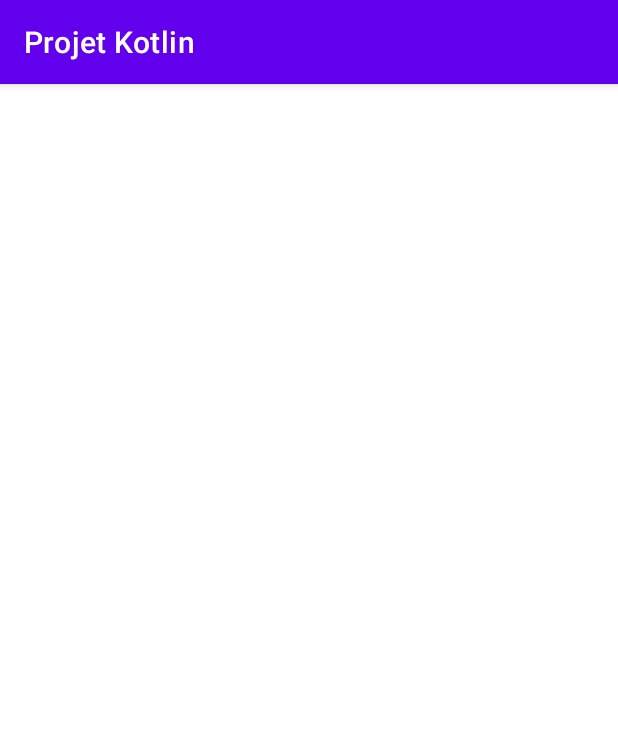
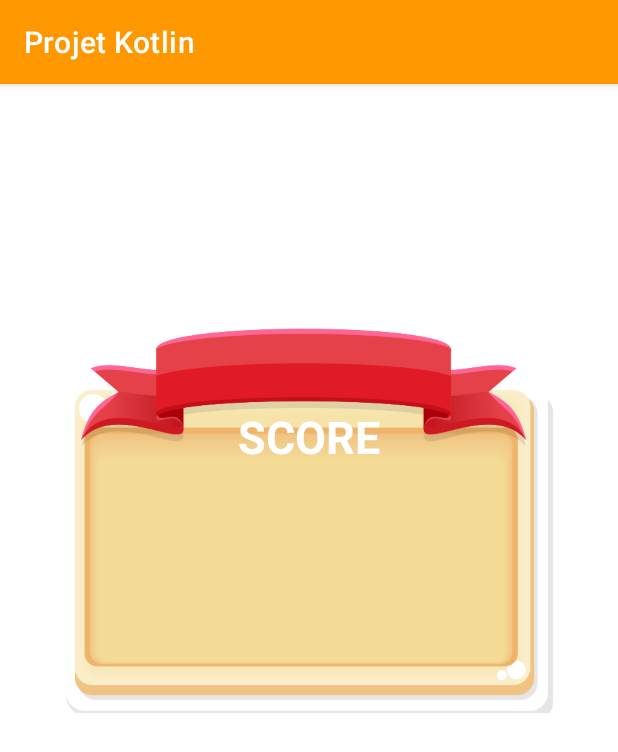
Before and after one commit to axellesolignac/ProjetKotlin, an Android app: the ScoreActivity screen opened directly, with no data from a screen before it, on a phone screen of 412 x 824 dp. Shown: the top 752 px of the screen. Run offline under Robolectric (Android 15) with nearby library versions, the phone set to English and light mode, and no system bars.

Commit message:
Ajout de commentaires

```diff
--- a/app/src/main/java/com/mobiledev/projetkotlin/APIBing.kt
+++ b/app/src/main/java/com/mobiledev/projetkotlin/APIBing.kt
@@ -11,6 +11,8 @@
 import java.io.InputStream
 import java.net.HttpURLConnection
 import java.net.URL
+
+/* Connexion à l'API + */
 
 class APIBing {
     val client = OkHttpClient()
--- a/app/src/main/java/com/mobiledev/projetkotlin/BingImage.kt
+++ b/app/src/main/java/com/mobiledev/projetkotlin/BingImage.kt
@@ -1,6 +1,8 @@
 package com.mobiledev.projetkotlin
 
 import kotlin.collections.List
+
+/* Initialisation des variables pour l'API*/
 
 data class BingImage(
         var _type: String? = null,
--- a/app/src/main/java/com/mobiledev/projetkotlin/MainActivity.kt
+++ b/app/src/main/java/com/mobiledev/projetkotlin/MainActivity.kt
@@ -6,6 +6,8 @@
 import android.view.Menu
 import android.view.MenuItem
 import android.widget.Toast
+
+/* Menu + redirection vers les layout voulues*/
 
 class MainActivity : AppCompatActivity() {
     override fun onCreate(savedInstanceState: Bundle?) {
--- a/app/src/main/java/com/mobiledev/projetkotlin/PictureActivity.kt
+++ b/app/src/main/java/com/mobiledev/projetkotlin/PictureActivity.kt
@@ -14,6 +14,8 @@
 import java.io.InputStream
 import java.net.HttpURLConnection
 import java.net.URL
+
+/*Configuration de l'action button search + Affichage de l'image cherchée*/
 
 class PictureActivity : AppCompatActivity() {
     override fun onCreate(savedInstanceState: Bundle?) {
--- a/app/src/main/java/com/mobiledev/projetkotlin/Quiz.kt
+++ b/app/src/main/java/com/mobiledev/projetkotlin/Quiz.kt
@@ -1,4 +1,6 @@
 package com.mobiledev.projetkotlin
+
+/*Création du modèle du quiz*/
 
 class Quiz(var question: String, var answer1:String, var answer2:String, var answer3:String, var answer4:String, var correctAnswerNb: Int) {
 
--- a/app/src/main/java/com/mobiledev/projetkotlin/QuizActivity.kt
+++ b/app/src/main/java/com/mobiledev/projetkotlin/QuizActivity.kt
@@ -12,6 +12,7 @@
 import java.util.Collections.shuffle
 import kotlin.collections.ArrayList
 
+/*Création des questions et réponses + Configuration des layout + Score*/
 
 class QuizActivity : AppCompatActivity() {
 
@@ -79,7 +80,7 @@
 
             var alert = AlertDialog.Builder(this)
             alert.setTitle("Partie terminé")
-            alert.setMessage("Tu as eu : " + numberOfGoodAnswers + " /8 de bonne(s) réponse(s)")
+            alert.setMessage("" + numberOfGoodAnswers + " /15")
             alert.setPositiveButton("OK") {
                 dialogInterface: DialogInterface?, i: Int -> finish()
             }
--- a/app/src/main/java/com/mobiledev/projetkotlin/QuizPageActivity.kt
+++ b/app/src/main/java/com/mobiledev/projetkotlin/QuizPageActivity.kt
@@ -6,6 +6,8 @@
 import android.os.Bundle
 import android.view.View
 import android.widget.TextView
+
+/*Configuration des "clicks" sur les deux boutons du menu de quiz*/
 
 class QuizPageActivity : AppCompatActivity() {
     override fun onCreate(savedInstanceState: Bundle?) {
--- a/app/src/main/java/com/mobiledev/projetkotlin/ScoreActivity.kt
+++ b/app/src/main/java/com/mobiledev/projetkotlin/ScoreActivity.kt
@@ -4,6 +4,8 @@
 import androidx.appcompat.app.AppCompatActivity
 import android.os.Bundle
 import android.widget.TextView
+
+/*Persistance des données avec le score du quiz*/
 
 class ScoreActivity : AppCompatActivity() {
     override fun onCreate(savedInstanceState: Bundle?) {
--- a/app/src/main/res/layout/activity_score.xml
+++ b/app/src/main/res/layout/activity_score.xml
@@ -7,18 +7,46 @@
     android:background="@android:color/background_light"
     tools:context=".ScoreActivity">
 
+    <ImageView
+        android:id="@+id/imageView2"
+        android:layout_width="422dp"
+        android:layout_height="370dp"
+        android:layout_marginTop="106dp"
+        android:layout_marginBottom="127dp"
+        app:layout_constraintBottom_toBottomOf="parent"
+        app:layout_constraintEnd_toEndOf="parent"
+        app:layout_constraintHorizontal_bias="0.545"
+        app:layout_constraintStart_toStartOf="parent"
+        app:layout_constraintTop_toTopOf="parent"
+        app:layout_constraintVertical_bias="0.0"
+        app:srcCompat="@drawable/score" />
+
     <TextView
         android:id="@+id/txt_score"
         android:layout_width="313dp"
         android:layout_height="33dp"
-        android:layout_marginStart="49dp"
-        android:layout_marginTop="276dp"
-        android:layout_marginEnd="49dp"
-        android:layout_marginBottom="294dp"
         android:textAlignment="center"
-        android:textColor="@color/teal_700"
+        android:textColor="@color/design_default_color_error"
+        android:textSize="20sp"
+        android:textStyle="bold"
+        app:layout_constraintBottom_toBottomOf="parent"
+        app:layout_constraintEnd_toEndOf="@+id/imageView2"
+        app:layout_constraintHorizontal_bias="0.375"
+        app:layout_constraintStart_toStartOf="parent"
+        app:layout_constraintTop_toTopOf="parent"
+        tools:text="@string/txt_score" />
+
+    <TextView
+        android:id="@+id/ScoreTitle"
+        android:layout_width="wrap_content"
+        android:layout_height="wrap_content"
+        android:text="@string/txt_title_score"
+        android:textColor="@color/white"
+        android:textSize="30sp"
+        android:textStyle="bold"
         app:layout_constraintBottom_toBottomOf="parent"
         app:layout_constraintEnd_toEndOf="parent"
         app:layout_constraintStart_toStartOf="parent"
-        app:layout_constraintTop_toTopOf="parent" />
+        app:layout_constraintTop_toTopOf="parent"
+        app:layout_constraintVertical_bias="0.295" />
 </androidx.constraintlayout.widget.ConstraintLayout>
--- a/app/src/main/res/menu/menu_item.xml
+++ b/app/src/main/res/menu/menu_item.xml
@@ -23,7 +23,7 @@
                 android:title="Quiz"/>
             <item
                 android:id="@+id/MagicPic"
-                android:title="Magic Pictures"/>
+                android:title="Magic Picture" />
         </menu>
     </item>
 </menu>
--- a/app/src/main/res/mipmap-anydpi-v26/ic_launcher.xml
+++ b/app/src/main/res/mipmap-anydpi-v26/ic_launcher.xml
@@ -1,5 +1,4 @@
 <?xml version="1.0" encoding="utf-8"?>
 <adaptive-icon xmlns:android="http://schemas.android.com/apk/res/android">
-    <background android:drawable="@drawable/ic_launcher_background" />
-    <foreground android:drawable="@drawable/ic_launcher_foreground" />
+    <background android:drawable="@drawable/quiz" />
 </adaptive-icon>
--- a/app/src/main/res/mipmap-anydpi-v26/ic_launcher_round.xml
+++ b/app/src/main/res/mipmap-anydpi-v26/ic_launcher_round.xml
@@ -1,5 +1,4 @@
 <?xml version="1.0" encoding="utf-8"?>
 <adaptive-icon xmlns:android="http://schemas.android.com/apk/res/android">
-    <background android:drawable="@drawable/ic_launcher_background" />
-    <foreground android:drawable="@drawable/ic_launcher_foreground" />
+    <background android:drawable="@drawable/quiz" />
 </adaptive-icon>
--- a/app/src/main/res/values/strings.xml
+++ b/app/src/main/res/values/strings.xml
@@ -3,4 +3,5 @@
     <string name="btn_play">JOUER</string>
     <string name="btn_score">MES SCORES</string>
     <string name="txt_score">Vous n\'avez pas encore joué</string>
+    <string name="txt_title_score">SCORE</string>
 </resources>
--- a/app/src/main/res/values/themes.xml
+++ b/app/src/main/res/values/themes.xml
@@ -2,8 +2,8 @@
     <!-- Base application theme. -->
     <style name="Theme.ProjetKotlin" parent="Theme.MaterialComponents.DayNight.DarkActionBar">
         <!-- Primary brand color. -->
-        <item name="colorPrimary">@color/purple_500</item>
-        <item name="colorPrimaryVariant">@color/purple_700</item>
+        <item name="colorPrimary">#FF9800</item>
+        <item name="colorPrimaryVariant">#FF9800</item>
         <item name="colorOnPrimary">@color/white</item>
         <!-- Secondary brand color. -->
         <item name="colorSecondary">@color/teal_200</item>
```
Also changed, not shown: app/src/main/java/com/mobiledev/projetkotlin/ListeActivity.kt (+11 -7 lines), app/src/main/res/layout/activity_quiz_page.xml (+5 -3 lines), app/src/main/res/drawable/score.png (added), 2 other files.
